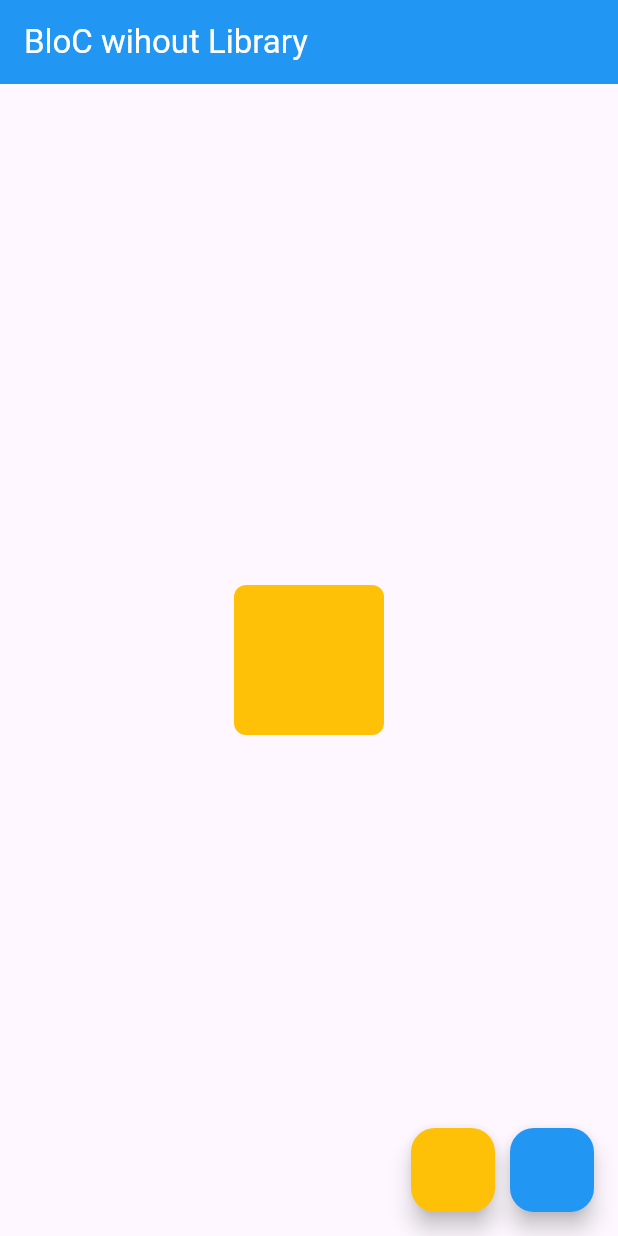
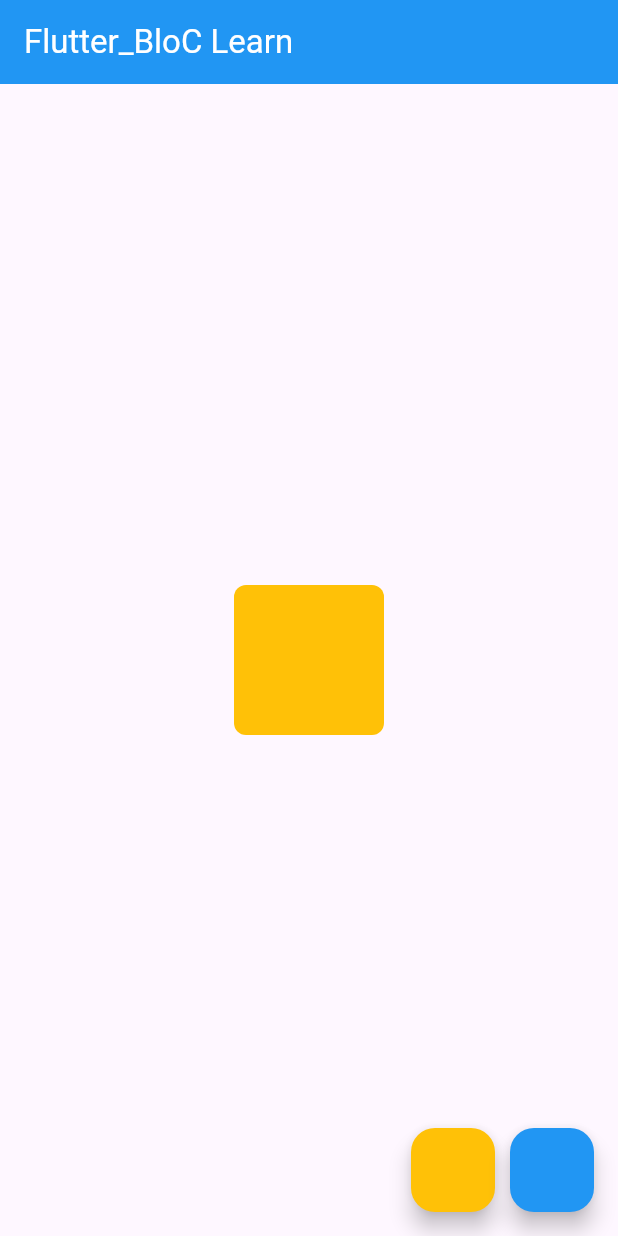
Before and after one commit to Nanahandresaputra/flutter_learn, a Flutter app: the screen it shows after launch, on a phone screen of 412 x 824 dp. Run offline on Flutter 3.47's test engine with Material 3 defaults, Android fonts, the phone set to English and light mode, and no system bars; our stand-ins replace audioplayers, permission_handler, qr_flutter, shared_preferences; missing offline and left inert: qrscan; accounts and stored records are empty.

Commit message:
flutter_bloc onprogress

```diff
--- a/lib/bloc_state/without_library.dart
+++ b/lib/bloc_state/without_library.dart
@@ -1,18 +1,36 @@
-// import 'dart:async';
+import 'dart:async';
+import 'package:flutter/material.dart';
 
-// import 'package:flutter/material.dart';
+enum ColorEvent { to_amber, to_blue }
 
-// enum ColorEvent {to_amber, to_blue}
+class ColorBloc {
+  Color _color = Colors.amber;
 
-// class ColorBloc {
-//   Color _color = Colors.amber;
+  StreamController<ColorEvent> _eventController =
+      StreamController<ColorEvent>();
+  StreamController<Color> _stateController = StreamController<Color>();
 
-//   StreamController<ColorEvent> _eventController = StreamController<ColorEvent>();
-//   StreamController<Color> _stateController = StreamController<Color>();
+  StreamSink<ColorEvent> get eventSink => _eventController.sink;
+  StreamSink<Color> get _stateSink => _stateController.sink;
 
-//   StreamSink<ColorEvent> get evenSink = _evenController.;
+  Stream<Color> get stateStream => _stateController.stream;
 
+  void _mapEvenToState(ColorEvent colorEvent) {
+    if (colorEvent == ColorEvent.to_amber) {
+      _color = Colors.amber;
+    } else {
+      _color = Colors.blue;
+    }
 
+    _stateSink.add(_color);
+  }
 
+  ColorBloc() {
+    _eventController.stream.listen(_mapEvenToState);
+  }
 
-// }
+  void dispose() {
+    _stateController.close();
+    _eventController.close();
+  }
+}
--- a/lib/main.dart
+++ b/lib/main.dart
@@ -1,4 +1,4 @@
 import 'package:flutter/material.dart';
-import 'package:flutter_learn/part1/26-50/042_bloc_without_library.dart';
+import 'package:flutter_learn/part1/26-50/043_flutter_bloc.dart';
 
-void main() => runApp(BlocWithoutLibrary());
+void main() => runApp(FlutterBloCLearn());
--- /dev/null
+++ b/lib/part1/26-50/043_flutter_bloc.dart
@@ -0,0 +1,49 @@
+import 'package:flutter/material.dart';
+
+class FlutterBloCLearn extends StatefulWidget {
+  @override
+  _FlutterBloCLearnState createState() => _FlutterBloCLearnState();
+}
+
+class _FlutterBloCLearnState extends State<FlutterBloCLearn> {
+  @override
+  Widget build(BuildContext context) {
+    return MaterialApp(
+      home: Scaffold(
+        appBar: AppBar(
+          backgroundColor: Colors.blue,
+          title: Text(
+            'Flutter_BloC Learn',
+            style: TextStyle(color: Colors.white),
+          ),
+        ),
+        floatingActionButton: Row(
+          mainAxisAlignment: MainAxisAlignment.end,
+          children: [
+            FloatingActionButton(
+              onPressed: () {},
+              backgroundColor: Colors.amber,
+              focusColor: Colors.amber.shade600,
+            ),
+            SizedBox(
+              width: 10,
+            ),
+            FloatingActionButton(
+              onPressed: () {},
+              backgroundColor: Colors.blue,
+              focusColor: Colors.blue.shade600,
+            ),
+          ],
+        ),
+        body: Center(
+            child: AnimatedContainer(
+          duration: Duration(milliseconds: 500),
+          width: 100,
+          height: 100,
+          decoration: BoxDecoration(
+              borderRadius: BorderRadius.circular(8), color: Colors.amber),
+        )),
+      ),
+    );
+  }
+}
--- a/pubspec.yaml
+++ b/pubspec.yaml
@@ -40,6 +40,7 @@ dependencies:
   http: ^1.2.2
   shared_preferences: ^2.3.2
   provider: ^6.1.2
+  flutter_bloc: ^8.1.6
 
 
 dev_dependencies:
```
Also changed, not shown: lib/part1/26-50/042_bloc_without_library.dart (+22 -8 lines), pubspec.lock.
